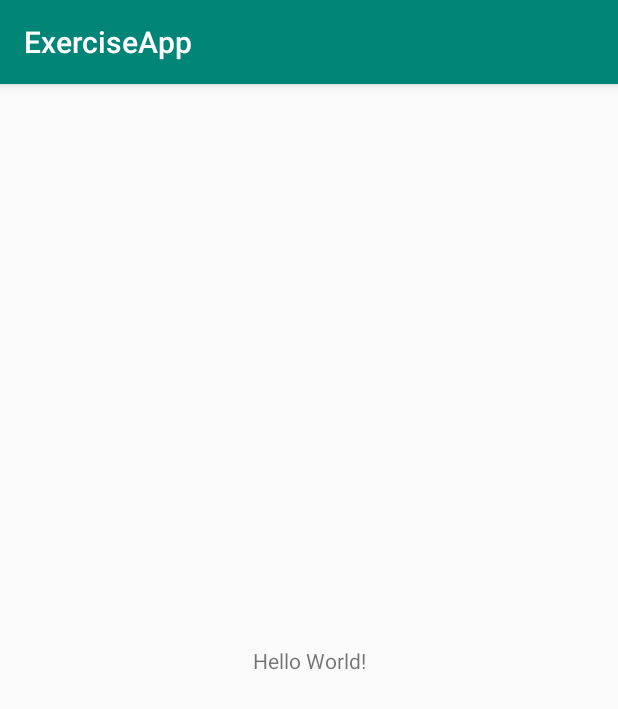
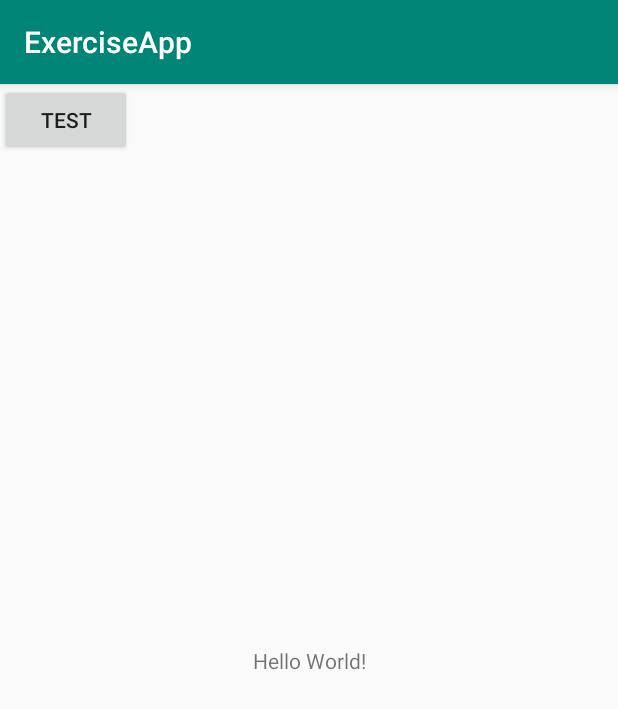
Before and after one commit to JiangLR/ExerciseApp, an Android app: the screen it shows after launch (MainActivity), on a phone screen of 412 x 824 dp. Shown: the top 709 px of the screen. Run offline under Robolectric (Android 15) with nearby library versions, the phone set to English and light mode, and no system bars.

Commit message:
提交测试

```diff
--- a/app/src/main/res/layout/activity_main.xml
+++ b/app/src/main/res/layout/activity_main.xml
@@ -15,4 +15,9 @@
         app:layout_constraintRight_toRightOf="parent"
         app:layout_constraintTop_toTopOf="parent" />
 
+    <Button
+        android:layout_width="wrap_content"
+        android:layout_height="wrap_content"
+        android:text="test" />
+
 </android.support.constraint.ConstraintLayout>
```
